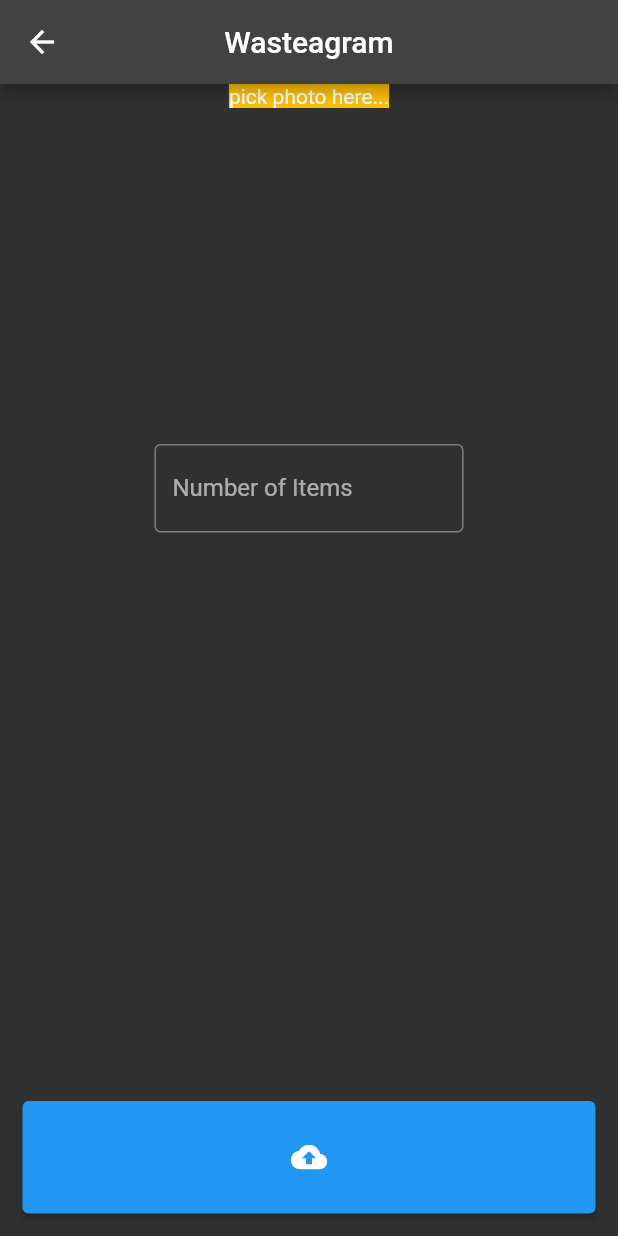
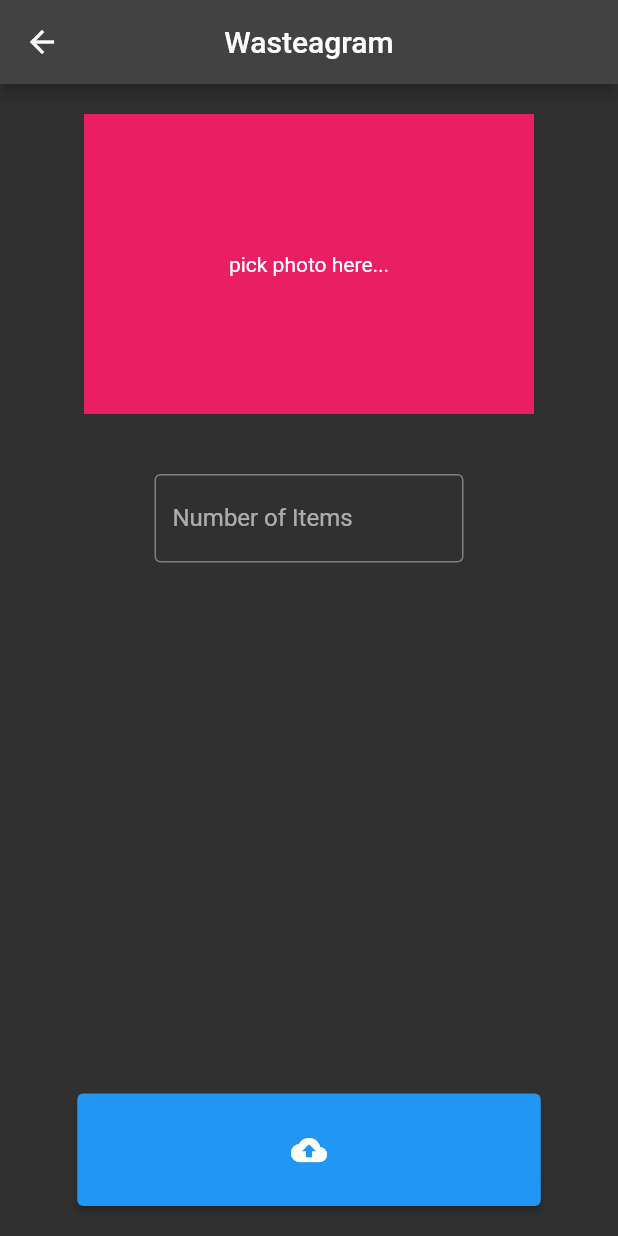
Before and after one commit to parkjohan/wasteagram, a Flutter app: the NewPost screen opened by its route, on a phone screen of 412 x 824 dp. Run offline on Flutter 3.47's test engine with Material 2 defaults, Android fonts, the phone set to English and light mode, and no system bars; our stand-ins replace cloud_firestore, firebase_core, firebase_storage, image_picker, location; accounts and stored records are empty.

Commit message:
photo gallery picker is working
uploading image file to cloud storage is working

```diff
--- /dev/null
+++ b/lib/components/get_formatted_date.dart
@@ -0,0 +1,5 @@
+import 'package:intl/intl.dart';
+
+String getFormattedDate(DateTime date) {
+  return DateFormat.yMMMMd().format(date);
+}
--- a/lib/pages/new_post.dart
+++ /dev/null
@@ -1,68 +0,0 @@
-import 'package:flutter/material.dart';
-import 'package:image_picker/image_picker.dart';
-
-class NewPost extends StatefulWidget {
-  const NewPost({Key? key}) : super(key: key);
-
-  @override
-  State<NewPost> createState() => _NewPostState();
-}
-
-// Includes Image Picker, and numerical input for # of items
-class _NewPostState extends State<NewPost> {
-  Image? image;
-  TextEditingController numberOfItemsInput = TextEditingController();
-
-  @override
-  Widget build(BuildContext context) {
-    return Scaffold(
-        appBar: AppBar(
-          centerTitle: true,
-          title: const Text('Wasteagram'),
-        ),
-        body: Column(
-          mainAxisAlignment: MainAxisAlignment.spaceBetween,
-          children: [
-            Column(
-              children: [
-                SizedBox(
-                    width: 300,
-                    height: 200,
-                    child: const Text(
-                      'pick photo here...',
-                      textAlign: TextAlign.center,
-                      style: TextStyle(backgroundColor: Colors.amber),
-                    )),
-                const SizedBox(
-                  height: 40,
-                ),
-                SizedBox(
-                  width: MediaQuery.of(context).size.width * 0.5,
-                  child: TextField(
-                    controller: numberOfItemsInput,
-                    keyboardType: TextInputType.number,
-                    decoration: const InputDecoration(
-                      labelText: 'Number of Items',
-                      floatingLabelBehavior: FloatingLabelBehavior.auto,
-                      border: OutlineInputBorder()
-                    ),
-                  ),
-                ),
-              ],
-            ),
-            Align(
-                alignment: Alignment.bottomCenter,
-                child: Padding(
-                  padding: const EdgeInsets.all(15.0),
-                  child: ElevatedButton(
-                    child: const Icon(Icons.cloud_upload),
-                    style: ElevatedButton.styleFrom(
-                      fixedSize: Size(MediaQuery.of(context).size.width * 1, 75),
-                    ),
-                    onPressed: () {},
-                  ),
-                )),
-          ],
-        ));
-  }
-}
--- /dev/null
+++ b/lib/screens/new_post.dart
@@ -0,0 +1,137 @@
+import 'dart:io';
+
+import 'package:flutter/material.dart';
+import 'package:image_picker/image_picker.dart';
+import 'package:firebase_core/firebase_core.dart';
+import 'package:firebase_storage/firebase_storage.dart';
+import 'package:path/path.dart';
+
+import '../components/get_formatted_date.dart';
+
+class NewPost extends StatefulWidget {
+  @override
+  State<NewPost> createState() => _NewPostState();
+}
+
+class _NewPostState extends State<NewPost> {
+  final ImagePicker _picker = ImagePicker();
+
+  // Holds the image file
+  File? image;
+  String? imageURL;
+
+  // Number text field controller
+  TextEditingController numberOfItemsInput = TextEditingController();
+
+  final _formKey = GlobalKey<FormState>();
+
+  // method to pick an image from device gallery
+  void pickImage() async {
+    XFile? selectedImage = await _picker.pickImage(source: ImageSource.gallery);
+    image = File(selectedImage!.path);
+    uploadImageToStorage(image!);
+    // trigger rebuild to update image
+    setState(() {});
+  }
+
+  //
+  Future<void> uploadImageToStorage(File file) async {
+    Reference firebaseStorageRef =
+        FirebaseStorage.instance.ref().child(basename(image!.path));
+    TaskSnapshot uploadedFile = await firebaseStorageRef
+        .putFile(file)
+        .whenComplete(() => print('done uploading!'));
+    uploadedFile.ref.getDownloadURL().then((value) => print(value));
+  }
+
+  @override
+  Widget build(BuildContext context) {
+    return Scaffold(
+        appBar: AppBar(
+          centerTitle: true,
+          title: const Text('Wasteagram'),
+        ),
+        body: Column(
+          mainAxisAlignment: MainAxisAlignment.spaceBetween,
+          children: [
+            Column(
+              children: [
+                const SizedBox(
+                  height: 20,
+                ),
+                SizedBox(
+                    width: 300,
+                    height: 200,
+                    child:
+                        image == null ? pickPhotoGestureBox() : displayImage()),
+                const SizedBox(
+                  height: 40,
+                ),
+                SizedBox(
+                  width: MediaQuery.of(context).size.width * 0.5,
+                  child: TextFormField(
+                    controller: numberOfItemsInput,
+                    keyboardType: TextInputType.number,
+                    decoration: const InputDecoration(
+                        labelText: 'Number of Items',
+                        floatingLabelBehavior: FloatingLabelBehavior.auto,
+                        border: OutlineInputBorder()),
+                    validator: (value) {
+                      if (value == null || value.isEmpty) {
+                        return 'Field cannot be empty!';
+                      }
+                      return null;
+                    },
+                  ),
+                ),
+              ],
+            ),
+            Align(
+                alignment: Alignment.bottomCenter,
+                child: Padding(
+                  padding: const EdgeInsets.all(20.0),
+                  child: ElevatedButton(
+                    child: const Icon(Icons.cloud_upload),
+                    style: ElevatedButton.styleFrom(
+                      fixedSize:
+                          Size(MediaQuery.of(context).size.width * 0.75, 75),
+                    ),
+                    onPressed: () {
+                      if (_formKey.currentState!.validate()) {
+                        print(
+                            'putting image and item count data into firestore...');
+                      }
+                    },
+                  ),
+                )),
+          ],
+        ));
+  }
+
+  Widget pickPhotoGestureBox() {
+    return GestureDetector(
+      child: const DecoratedBox(
+        decoration: BoxDecoration(color: Colors.pink),
+        child: Center(
+          child: Text(
+            'pick photo here...',
+            textAlign: TextAlign.center,
+          ),
+        ),
+      ),
+      onTap: () {
+        print('picking image...');
+        pickImage();
+      },
+    );
+  }
+
+  Widget displayImage() {
+    return Container(
+      child: Image.file(
+        image!,
+        fit: BoxFit.fill,
+      ),
+    );
+  }
+}
--- a/pubspec.yaml
+++ b/pubspec.yaml
@@ -38,7 +38,9 @@ dependencies:
   firebase_storage: ^10.2.8
   location: ^4.3.0
   cloud_firestore: ^3.1.10
-  image_picker: ^0.8.4+10
+  image_picker: ^0.8.4+9
+  path_provider: ^2.0.9
+  intl: ^0.17.0
 
 dev_dependencies:
   flutter_test:
```
Also changed, not shown: lib/main.dart (+3 -4 lines), lib/models/post.dart (+18 -0 lines), lib/screens/list_screen.dart (renamed from lib/pages/list_screen.dart, +10 -6 lines), lib/share_location_screen.dart (added, +70 -0 lines), lib/screens/photo.dart (renamed from lib/pages/photo.dart), pubspec.lock, 4 other files.
